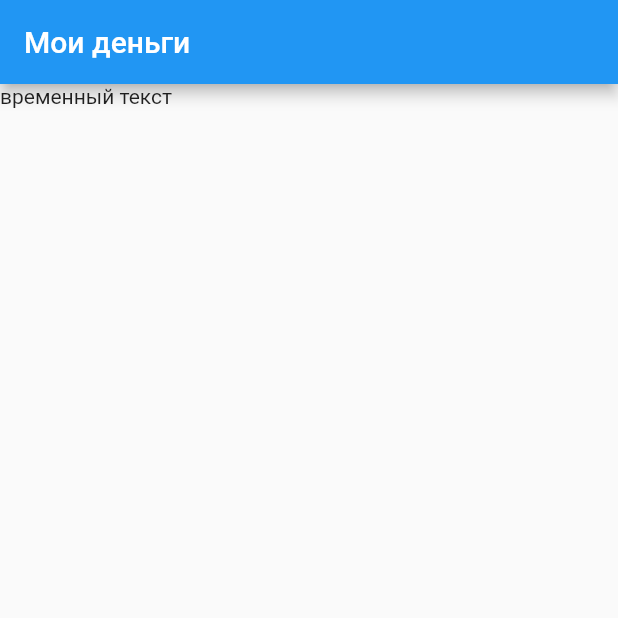
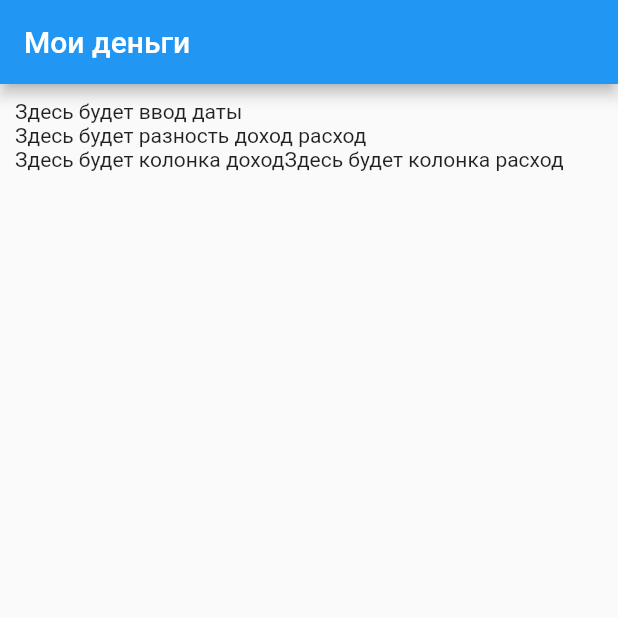
Before and after one commit to LinarErg/my_money, a Flutter app: the screen it shows after launch, on a phone screen of 412 x 824 dp, the top half of it. Run offline on Flutter 3.47's test engine with Material 2 defaults, Android fonts, the phone set to English and light mode, and no system bars.

Commit message:
Main screen structure
Создана структура главного экрана

```diff
--- a/lib/main.dart
+++ b/lib/main.dart
@@ -1,4 +1,6 @@
 import 'package:flutter/material.dart';
+
+import 'main_screen/main_screen.dart';
 
 void main() {
   WidgetsFlutterBinding.ensureInitialized();
@@ -20,7 +22,7 @@ class MyApp extends StatelessWidget {
           appBar: AppBar(
             title: const Text('Мои деньги'),
           ),
-          body: const Text('временный текст')//const MainScreenWidget(),
+          body: const MainScreenWidget(),
         ),
       ),
     );
--- /dev/null
+++ b/lib/main_screen/main_screen.dart
@@ -0,0 +1,77 @@
+import 'package:flutter/material.dart';
+
+class MainScreenWidget extends StatelessWidget {
+  const MainScreenWidget({Key? key}) : super(key: key);
+
+  @override
+  Widget build(BuildContext context) {
+    return Container(
+      padding: const EdgeInsets.symmetric(horizontal: 10, vertical: 10),
+      child: Column(
+        children: [
+          Row(
+            children: const [DateTimeGetWidget()],
+          ),
+          Row(
+            children: const [DifferenceInIncomeExpensesWidget()],
+          ),
+          Row(
+            children: const [IncomeInfoWidget(), SpentInfoWidget()],
+          ),
+        ],
+      ),
+    );
+  }
+}
+
+class SpentInfoWidget extends StatelessWidget {
+  const SpentInfoWidget({
+    Key? key,
+  }) : super(key: key);
+
+  @override
+  Widget build(BuildContext context) {
+    return Column(
+      children: [Text('Здесь будет колонка расход')],
+    );
+  }
+}
+
+class IncomeInfoWidget extends StatelessWidget {
+  const IncomeInfoWidget({
+    Key? key,
+  }) : super(key: key);
+
+  @override
+  Widget build(BuildContext context) {
+    return Column(
+      children: [Text('Здесь будет колонка доход')],
+    );
+  }
+}
+
+class DifferenceInIncomeExpensesWidget extends StatelessWidget {
+  const DifferenceInIncomeExpensesWidget({
+    Key? key,
+  }) : super(key: key);
+
+  @override
+  Widget build(BuildContext context) {
+    return Container(
+      child: Text('Здесь будет разность доход расход'),
+    );
+  }
+}
+
+class DateTimeGetWidget extends StatelessWidget {
+  const DateTimeGetWidget({
+    Key? key,
+  }) : super(key: key);
+
+  @override
+  Widget build(BuildContext context) {
+    return Container(
+      child: Text('Здесь будет ввод даты'),
+    );
+  }
+}
```
Also changed, not shown: lib/main_screen/main_screen_class.dart (added), lib/main_screen/main_screen_model.dart (added).
